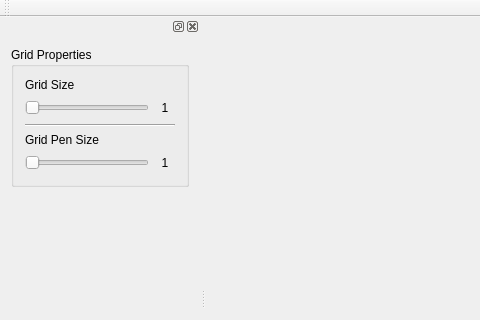
Above: NetworkCreator/mainwindow.ui from lnikon/NetworkCreator before the change; both pictures show x 0 to 480 and y 0 to 320 of the 800 by 600 pixel window. Below: the same form after it.
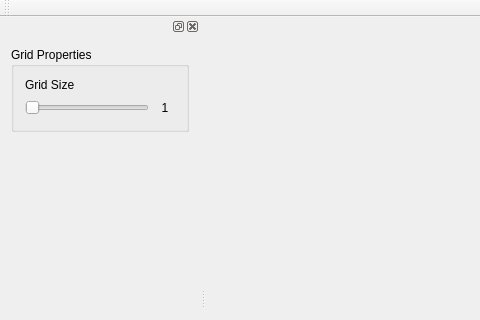
That is the form after the change.

Diff of the .ui file:
```diff
--- a/NetworkCreator/mainwindow.ui
+++ b/NetworkCreator/mainwindow.ui
@@ -97,59 +97,6 @@
           </item>
          </layout>
         </item>
-        <item>
-         <widget class="Line" name="line">
-          <property name="orientation">
-           <enum>Qt::Horizontal</enum>
-          </property>
-         </widget>
-        </item>
-        <item>
-         <widget class="QLabel" name="gridPenSizeProperty">
-          <property name="text">
-           <string>Grid Pen Size</string>
-          </property>
-         </widget>
-        </item>
-        <item>
-         <layout class="QHBoxLayout" name="horizontalLayout_3">
-          <item>
-           <widget class="QSlider" name="gridPenSizeSlider">
-            <property name="minimum">
-             <number>1</number>
-            </property>
-            <property name="orientation">
-             <enum>Qt::Horizontal</enum>
-            </property>
-            <property name="invertedControls">
-             <bool>false</bool>
-            </property>
-           </widget>
-          </item>
-          <item>
-           <widget class="QLabel" name="gridPenSizeLabel">
-            <property name="minimumSize">
-             <size>
-              <width>20</width>
-              <height>20</height>
-             </size>
-            </property>
-            <property name="maximumSize">
-             <size>
-              <width>20</width>
-              <height>20</height>
-             </size>
-            </property>
-            <property name="text">
-             <string>1</string>
-            </property>
-            <property name="alignment">
-             <set>Qt::AlignCenter</set>
-            </property>
-           </widget>
-          </item>
-         </layout>
-        </item>
        </layout>
       </widget>
      </item>
```
Left out of the diff: 2 changed lines with no effect on the pictures.
